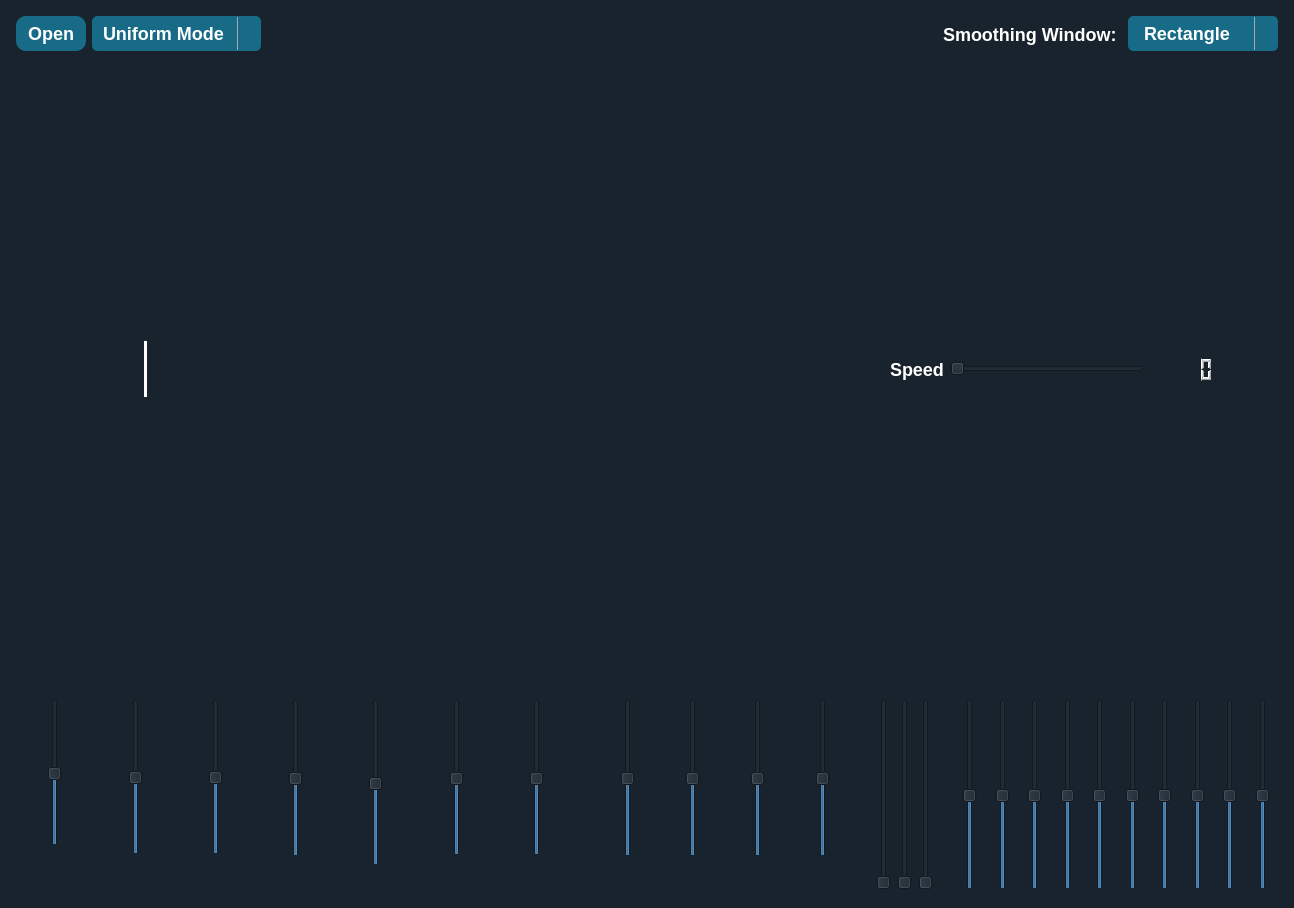
Before: the Qt Designer form main.ui in omarshaban02/Equalizer, drawn with Qt 5.
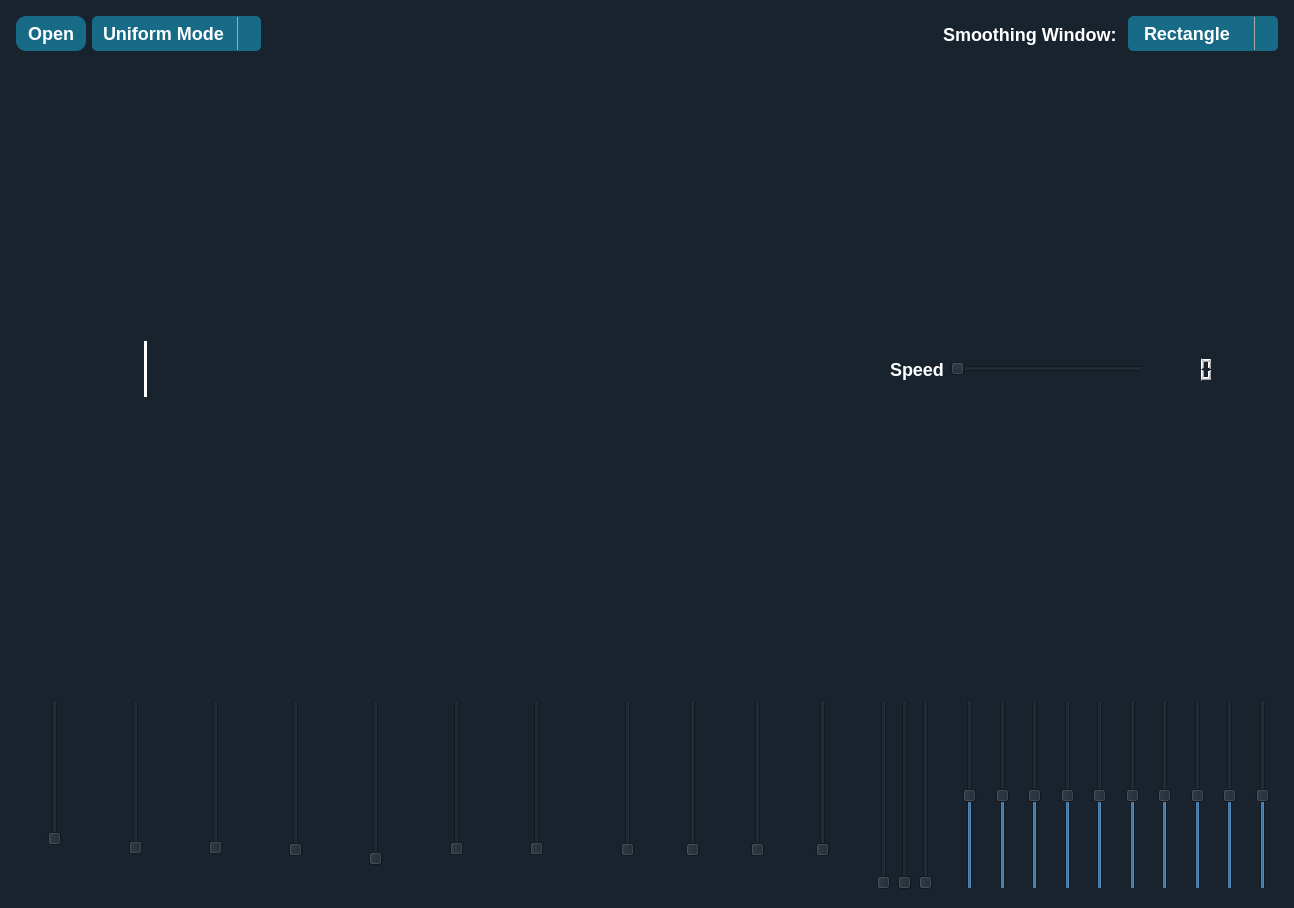
After: the same form once the commit is applied. Icons and pictures are not drawn.

Commit message: window and play sound flags

What changed in the file:
```diff
--- a/main.ui
+++ b/main.ui
@@ -1077,18 +1077,12 @@
                 <property name="cursor">
                  <cursorShape>OpenHandCursor</cursorShape>
                 </property>
-                <property name="minimum">
-                 <number>1</number>
-                </property>
                 <property name="maximum">
-                 <number>100</number>
+                 <number>10</number>
                 </property>
                 <property name="pageStep">
                  <number>1</number>
                 </property>
-                <property name="value">
-                 <number>50</number>
-                </property>
                 <property name="orientation">
                  <enum>Qt::Vertical</enum>
                 </property>
@@ -1180,18 +1174,12 @@
                 <property name="cursor">
                  <cursorShape>OpenHandCursor</cursorShape>
                 </property>
-                <property name="minimum">
-                 <number>1</number>
-                </property>
                 <property name="maximum">
-                 <number>100</number>
+                 <number>10</number>
                 </property>
                 <property name="pageStep">
                  <number>1</number>
                 </property>
-                <property name="value">
-                 <number>50</number>
-                </property>
                 <property name="orientation">
                  <enum>Qt::Vertical</enum>
                 </property>
@@ -1268,18 +1256,12 @@
                 <property name="cursor">
                  <cursorShape>OpenHandCursor</cursorShape>
                 </property>
-                <property name="minimum">
-                 <number>1</number>
-                </property>
                 <property name="maximum">
-                 <number>100</number>
+                 <number>10</number>
                 </property>
                 <property name="pageStep">
                  <number>1</number>
                 </property>
-                <property name="value">
-                 <number>50</number>
-                </property>
                 <property name="orientation">
                  <enum>Qt::Vertical</enum>
                 </property>
@@ -1353,18 +1335,12 @@
                 <property name="cursor">
                  <cursorShape>OpenHandCursor</cursorShape>
                 </property>
-                <property name="minimum">
-                 <number>1</number>
-                </property>
                 <property name="maximum">
-                 <number>100</number>
+                 <number>10</number>
                 </property>
                 <property name="pageStep">
                  <number>1</number>
                 </property>
-                <property name="value">
-                 <number>50</number>
-                </property>
                 <property name="orientation">
                  <enum>Qt::Vertical</enum>
                 </property>
@@ -1441,18 +1417,12 @@
                 <property name="cursor">
                  <cursorShape>OpenHandCursor</cursorShape>
                 </property>
-                <property name="minimum">
-                 <number>1</number>
-                </property>
                 <property name="maximum">
-                 <number>100</number>
+                 <number>10</number>
                 </property>
                 <property name="pageStep">
                  <number>1</number>
                 </property>
-                <property name="value">
-                 <number>50</number>
-                </property>
                 <property name="orientation">
                  <enum>Qt::Vertical</enum>
                 </property>
@@ -1538,18 +1508,12 @@
                 <property name="cursor">
                  <cursorShape>OpenHandCursor</cursorShape>
                 </property>
-                <property name="minimum">
-                 <number>1</number>
-                </property>
                 <property name="maximum">
-                 <number>100</number>
+                 <number>10</number>
                 </property>
                 <property name="pageStep">
                  <number>1</number>
                 </property>
-                <property name="value">
-                 <number>50</number>
-                </property>
                 <property name="orientation">
                  <enum>Qt::Vertical</enum>
                 </property>
@@ -1623,15 +1587,6 @@
                 <property name="cursor">
                  <cursorShape>OpenHandCursor</cursorShape>
                 </property>
-                <property name="minimum">
-                 <number>1</number>
-                </property>
-                <property name="maximum">
-                 <number>100</number>
-                </property>
-                <property name="value">
-                 <number>50</number>
-                </property>
                 <property name="orientation">
                  <enum>Qt::Vertical</enum>
                 </property>
@@ -1729,18 +1684,12 @@
                 <property name="cursor">
                  <cursorShape>OpenHandCursor</cursorShape>
                 </property>
-                <property name="minimum">
-                 <number>1</number>
-                </property>
                 <property name="maximum">
-                 <number>100</number>
+                 <number>10</number>
                 </property>
                 <property name="pageStep">
                  <number>1</number>
                 </property>
-                <property name="value">
-                 <number>50</number>
-                </property>
                 <property name="orientation">
                  <enum>Qt::Vertical</enum>
                 </property>
@@ -1811,18 +1760,12 @@
                 <property name="cursor">
                  <cursorShape>OpenHandCursor</cursorShape>
                 </property>
-                <property name="minimum">
-                 <number>1</number>
-                </property>
                 <property name="maximum">
-                 <number>100</number>
+                 <number>10</number>
                 </property>
                 <property name="pageStep">
                  <number>1</number>
                 </property>
-                <property name="value">
-                 <number>50</number>
-                </property>
                 <property name="orientation">
                  <enum>Qt::Vertical</enum>
                 </property>
@@ -1893,18 +1836,12 @@
                 <property name="cursor">
                  <cursorShape>OpenHandCursor</cursorShape>
                 </property>
-                <property name="minimum">
-                 <number>1</number>
-                </property>
                 <property name="maximum">
-                 <number>100</number>
+                 <number>10</number>
                 </property>
                 <property name="pageStep">
                  <number>1</number>
                 </property>
-                <property name="value">
-                 <number>50</number>
-                </property>
                 <property name="orientation">
                  <enum>Qt::Vertical</enum>
                 </property>
@@ -1975,18 +1912,12 @@
                 <property name="cursor">
                  <cursorShape>OpenHandCursor</cursorShape>
                 </property>
-                <property name="minimum">
-                 <number>1</number>
-                </property>
                 <property name="maximum">
-                 <number>100</number>
+                 <number>10</number>
                 </property>
                 <property name="pageStep">
                  <number>1</number>
                 </property>
-                <property name="value">
-                 <number>50</number>
-                </property>
                 <property name="orientation">
                  <enum>Qt::Vertical</enum>
                 </property>
```
Left out of the diff: 2 changed lines with no effect on the pictures. The commit also changes 2 other files.
